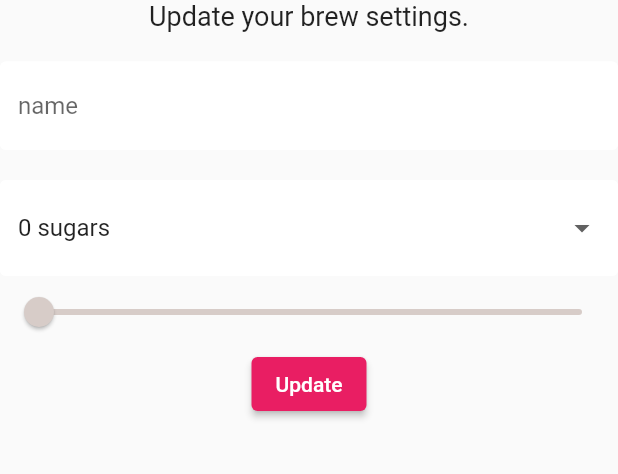
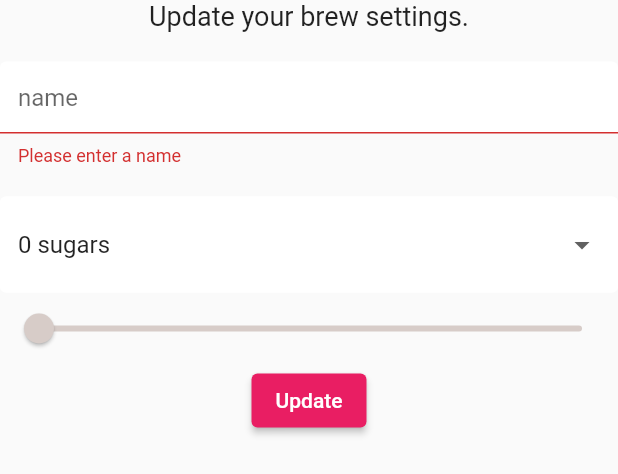
Before and after one commit to Benyray/simple_firebase_app, a Flutter app: the SettingsForm widget shown alone on an empty page, opened directly, after a tap on "Update", on a phone screen of 412 x 824 dp. Shown: the top 474 px of the screen. Run offline on Flutter 3.47's test engine with Material 2 defaults, Android fonts, the phone set to English and light mode, and no system bars; our stand-ins replace cloud_firestore, firebase_auth, firebase_core, flutter_spinkit; accounts and stored records are empty.

Commit message:
add date to database

```diff
--- a/lib/models/person.dart
+++ b/lib/models/person.dart
@@ -7,7 +7,7 @@ class UserData {
   final String uid;
   final String name;
   final String sugars;
-  final String strength;
+  final int strength;
 
   UserData(this.uid, this.name, this.sugars, this.strength);
 }
--- a/lib/pages/home/settings_form.dart
+++ b/lib/pages/home/settings_form.dart
@@ -1,5 +1,9 @@
 import 'package:flutter/material.dart';
+import 'package:simple_firebase_app/models/person.dart';
+import 'package:simple_firebase_app/services/database.dart';
 import 'package:simple_firebase_app/shared/constants.dart';
+import 'package:provider/provider.dart';
+import 'package:simple_firebase_app/shared/loading.dart';
 
 class SettingsForm extends StatefulWidget {
   const SettingsForm({super.key});
@@ -14,12 +18,22 @@ class _SettingsFormState extends State<SettingsForm> {
   final sugars = ['0 sugars','1 sugars', '2 sugars', '3 sugars', '4 sugars'];
 
   //form values
-  String _currentName = '';
-  String _currentSugars = '0 sugars';
-  int _currentStrength = 100;
+  String? _currentName;
+  String? _currentSugars;
+  int? _currentStrength;
 
   @override
   Widget build(BuildContext context) {
+
+    final user = Provider.of<Person>(context);
+
+    return StreamBuilder<UserData>(
+      stream: DatabaseService(user.uid).userData,
+      builder: (context, snapshot) {
+       // print(snapshot);
+        if (snapshot.hasData) {
+          UserData? userData = snapshot.data;
+          //print(userData!.name);
            return Form(
               key: _formKey,
               child: Column(
@@ -30,6 +44,7 @@ class _SettingsFormState extends State<SettingsForm> {
                   ),
                   SizedBox(height: 20.0,),
                   TextFormField(
+                    initialValue: userData!.name,
                     decoration: TextInputDecoration.copyWith(hintText: 'name'),
                     validator: (val) => val!.isEmpty ? 'Please enter a name' : null,
                     onChanged: (val) => setState(() => _currentName = val),
@@ -37,7 +52,7 @@ class _SettingsFormState extends State<SettingsForm> {
                   SizedBox(height: 20.0,),
                   // dropbox
                   DropdownButtonFormField(
-            value: _currentSugars ?? '0 sugars',
+                    value: _currentSugars ?? userData.sugars,
                     decoration: TextInputDecoration.copyWith(hintText: '$_currentSugars'),
                     items: sugars.map((sugar) {
                       return DropdownMenuItem(
@@ -49,12 +64,12 @@ class _SettingsFormState extends State<SettingsForm> {
                   ),
                   // slider
                   Slider(
-            value: (_currentStrength ?? 100).toDouble(),
+                    value: (_currentStrength ?? userData.strength).toDouble(),
                     min: 100,
                     max: 900,
                     divisions: 8,
-            activeColor: Colors.brown[_currentStrength ?? 100 ],
-            inactiveColor: Colors.brown[_currentStrength ?? 100],
+                    activeColor: Colors.brown[_currentStrength ?? userData.strength],
+                    inactiveColor: Colors.brown[_currentStrength ?? userData.strength],
                     //value: (_currentStrength).toDouble(),
                     onChanged: (val) => setState(() => _currentStrength = val.round()),
                   ),
@@ -66,12 +81,22 @@ class _SettingsFormState extends State<SettingsForm> {
                       style: TextStyle(color: Colors.white),
                     ),
                     onPressed: () async {
-              print(_currentName);
-              print(_currentSugars);
-              print(_currentStrength);
+                      if(_formKey.currentState!.validate()) {
+                        await DatabaseService(user.uid).updateUserData(
+                          _currentName ?? userData.name,
+                          _currentSugars ?? userData.sugars,
+                          _currentStrength ?? userData.strength,
+                        );
+                        Navigator.pop(context);
+                      }
                     },
                   ),
                 ],)
               );
+        } else {
+          return Loading();
         }
       }
+    );
+}
+}
--- a/lib/pages/wrapper.dart
+++ b/lib/pages/wrapper.dart
@@ -11,7 +11,7 @@ class Wrapper extends StatelessWidget {
   Widget build(BuildContext context) {
 
     final user = Provider.of<Person?>(context);
-    print(user);
+   // print(user);
 
     if (user == null) {
       return Authenticate();
--- a/lib/services/auth.dart
+++ b/lib/services/auth.dart
@@ -15,7 +15,6 @@ class AuthService {
   // auth change user stream
   Stream<Person?> get user {
     return _auth.authStateChanges()
-    //.map((User user) => _userFromFirebaseUser(user));
     .map(_userFromFirebaseUser);
   }
 
@@ -54,7 +53,7 @@ class AuthService {
       UserCredential result = await _auth.createUserWithEmailAndPassword(email: email, password: password);
       User? user = result.user;
       //create a new document for the user with the uid
-      await DatabaseService(user!.uid).updateUserData('0', 'new member', 100);
+      await DatabaseService(user!.uid).updateUserData('new member', '0 sugars', 100);
       return _userFromFirebaseUser(user);
     } catch (e) {
       print(e.toString());
--- a/lib/services/database.dart
+++ b/lib/services/database.dart
@@ -11,7 +11,7 @@ class DatabaseService {
   final CollectionReference brewCollection = FirebaseFirestore.instance.collection('brews');
 
   Future updateUserData(String name, String sugars, int strength) async {
-    return await brewCollection.doc().set({
+    return await brewCollection.doc(uid).set({
       'name': name,
       'sugars': sugars,
       'strength': strength,
@@ -23,19 +23,19 @@ List <Brew> _brewListFromSnapshot(QuerySnapshot snapshot){
      return snapshot.docs.map((doc){
        return Brew(
          doc.get('name') ?? '',
-         doc.get('sugars') ?? '0',
-         doc.get('strength') ?? 0
+         doc.get('sugars') ?? '0 sugars',
+         doc.get('strength') ?? 100
        );
      }).toList();
   }
 
   // user data from snapshot
-  UserData _userDataFromSnapshot(DocumentSnapshot snapshot) {
+  UserData _userDataFromSnapshot(DocumentSnapshot<dynamic> snapshot) {
     return UserData(
       uid,
-      snapshot.get('name') ?? '',
-      snapshot.get('sugars') ?? '0 sugars',
-      snapshot.get('strength') ?? 100,
+      snapshot.data().toString().contains('name') ? snapshot['name']: '',
+      snapshot.data().toString().contains('sugars') ? snapshot['sugars'] : '0 sugars',
+      snapshot.data().toString().contains('strength') ? snapshot['strength'] : 100,
     );
   }
 
```
Lines whose indentation alone changed are shown as unchanged.
